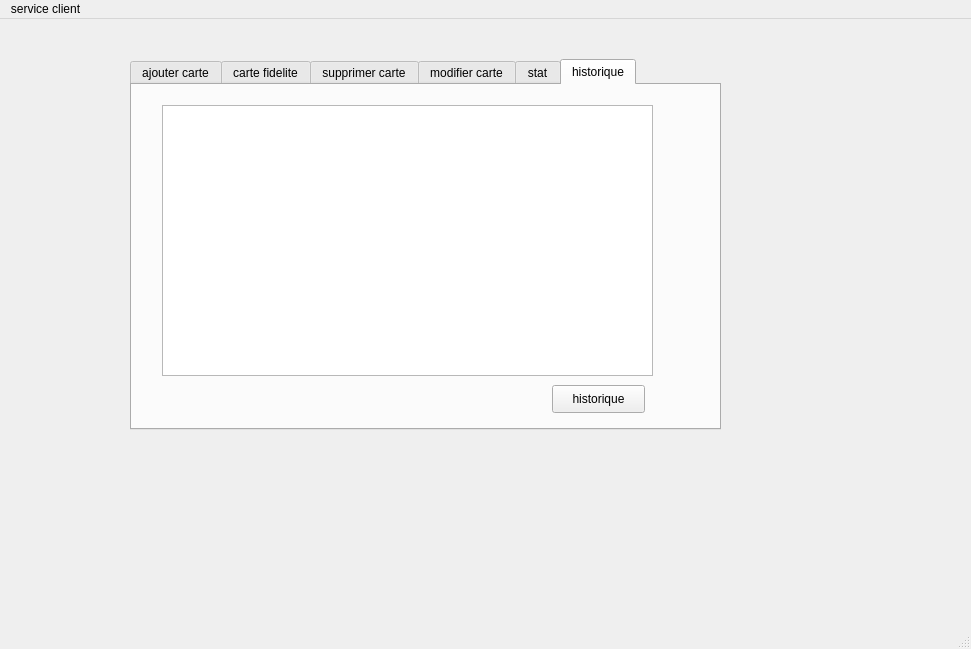
The window that mainwindow.ui (ImenBenMansour/Smart_Pastry_Shop_2A21) describes before a commit, drawn with Qt 5.
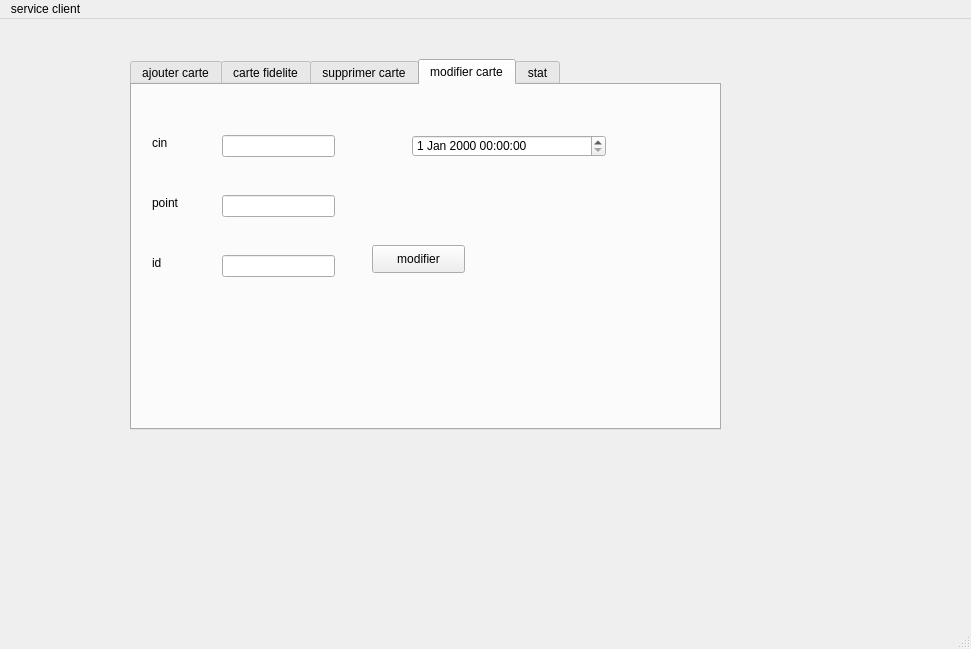
The same window after the commit. The open tabs and pages were chosen to show the change. Icons and pictures are not drawn.

```diff
--- a/mainwindow.ui
+++ b/mainwindow.ui
@@ -1137,7 +1137,7 @@
        <string notr="true">);</string>
       </property>
       <property name="currentIndex">
-       <number>5</number>
+       <number>3</number>
       </property>
       <widget class="QWidget" name="tab_9">
        <attribute name="title">
@@ -1485,34 +1485,6 @@
         <layout class="QHBoxLayout" name="horizontalLayout"/>
        </widget>
       </widget>
-      <widget class="QWidget" name="tab_27">
-       <attribute name="title">
-        <string>historique</string>
-       </attribute>
-       <widget class="QTableView" name="tabhis">
-        <property name="geometry">
-         <rect>
-          <x>30</x>
-          <y>20</y>
-          <width>491</width>
-          <height>271</height>
-         </rect>
-        </property>
-       </widget>
-       <widget class="QPushButton" name="historique">
-        <property name="geometry">
-         <rect>
-          <x>420</x>
-          <y>300</y>
-          <width>93</width>
-          <height>28</height>
-         </rect>
-        </property>
-        <property name="text">
-         <string>historique</string>
-        </property>
-       </widget>
-      </widget>
      </widget>
     </widget>
     <widget class="QWidget" name="page_8">
@@ -2165,6 +2137,34 @@
         </property>
        </widget>
       </widget>
+      <widget class="QWidget" name="tab_52">
+       <attribute name="title">
+        <string>historique</string>
+       </attribute>
+       <widget class="QPushButton" name="historique">
+        <property name="geometry">
+         <rect>
+          <x>520</x>
+          <y>240</y>
+          <width>93</width>
+          <height>28</height>
+         </rect>
+        </property>
+        <property name="text">
+         <string>historique</string>
+        </property>
+       </widget>
+       <widget class="QTableView" name="tabhis">
+        <property name="geometry">
+         <rect>
+          <x>10</x>
+          <y>0</y>
+          <width>491</width>
+          <height>271</height>
+         </rect>
+        </property>
+       </widget>
+      </widget>
      </widget>
     </widget>
     <widget class="QWidget" name="page_11">
```
Left out of the diff: 8 changed lines with no effect on the pictures.
